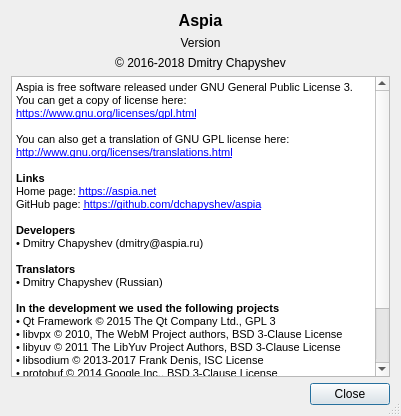
This is source/console/about_dialog.ui in dchapyshev/aspia as Qt 5 draws it before an edit. The edited form follows.
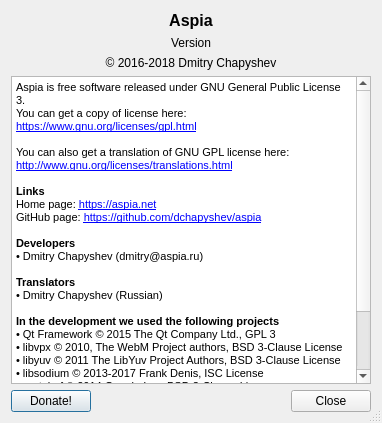
This is the edited form. Icons and pictures are not drawn.

Commit message: - Added "Donate" button to "About" dialog.

The edit to the form file:
```diff
--- a/source/console/about_dialog.ui
+++ b/source/console/about_dialog.ui
@@ -6,8 +6,8 @@
    <rect>
     <x>0</x>
     <y>0</y>
-    <width>401</width>
-    <height>416</height>
+    <width>382</width>
+    <height>423</height>
    </rect>
   </property>
   <property name="windowTitle">
@@ -91,11 +91,39 @@
     </widget>
    </item>
    <item>
-    <widget class="QDialogButtonBox" name="button_box">
-     <property name="standardButtons">
-      <set>QDialogButtonBox::Close</set>
-     </property>
-    </widget>
+    <layout class="QHBoxLayout" name="horizontalLayout">
+     <item>
+      <widget class="QPushButton" name="push_button_donate">
+       <property name="text">
+        <string>Donate!</string>
+       </property>
+       <property name="icon">
+        <iconset resource="../resources/resources.qrc">
+         <normaloff>:/icon/heart.png</normaloff>:/icon/heart.png</iconset>
+       </property>
+      </widget>
+     </item>
+     <item>
+      <spacer name="horizontalSpacer">
+       <property name="orientation">
+        <enum>Qt::Horizontal</enum>
+       </property>
+       <property name="sizeHint" stdset="0">
+        <size>
+         <width>40</width>
+         <height>20</height>
+        </size>
+       </property>
+      </spacer>
+     </item>
+     <item>
+      <widget class="QPushButton" name="push_button_close">
+       <property name="text">
+        <string>Close</string>
+       </property>
+      </widget>
+     </item>
+    </layout>
    </item>
   </layout>
  </widget>
```
Left out of the diff: 4 changed lines with no effect on the pictures. The commit also changes 3 other files.
